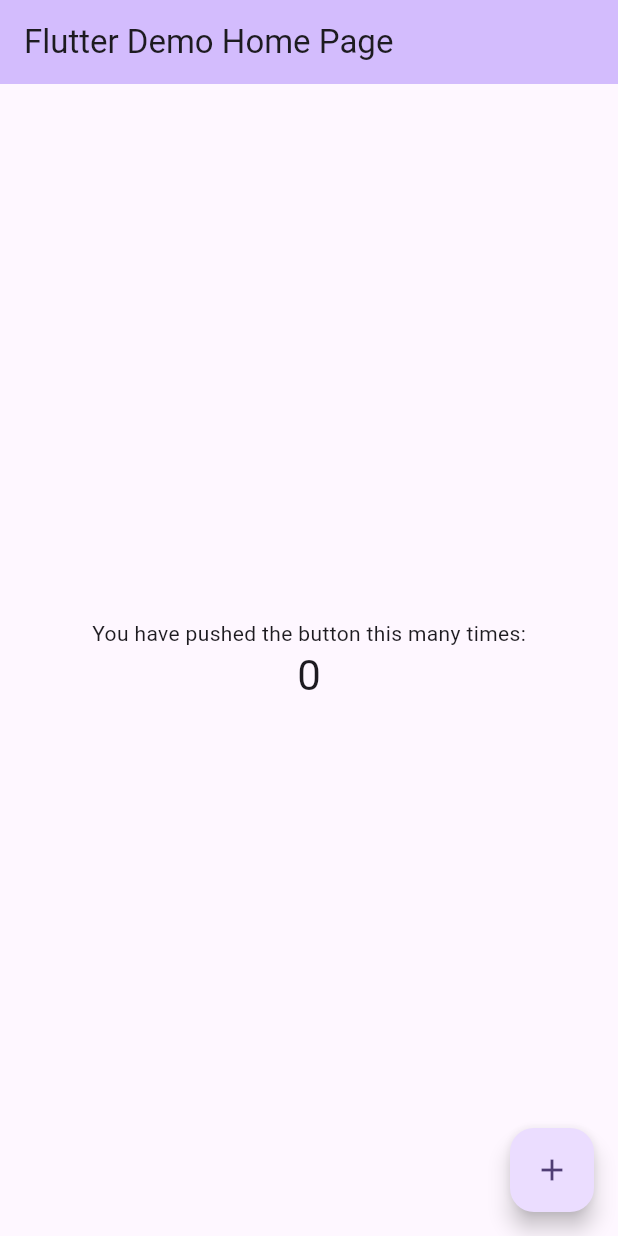
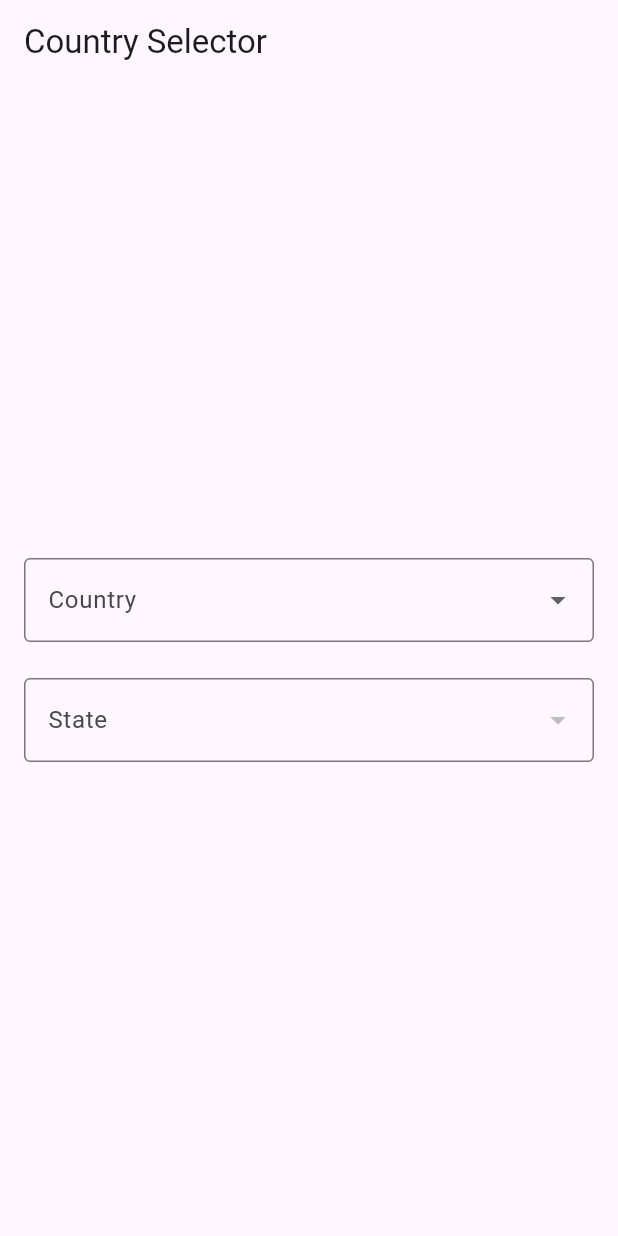
Before and after one commit to blizzy312/country_selector, a Flutter app: the screen it shows after launch, on a phone screen of 412 x 824 dp. Run offline on Flutter 3.47's test engine with Material 3 defaults, Android fonts, the phone set to English and light mode, and no system bars; our stand-ins replace equatable, flutter_bloc; generated files the repository leaves out were written again.

Commit message:
add core interface with test data

```diff
--- /dev/null
+++ b/lib/data/data_sources/country_data_source_test.dart
@@ -0,0 +1,46 @@
+import 'package:country_selector/data/data_sources/country_data_source.dart';
+import 'package:country_selector/models/country.dart';
+import 'package:country_selector/models/state.dart';
+
+class CountryDataSourceTest implements ICountryDataSource {
+  CountryDataSourceTest();
+
+  @override
+  Future<List<Country>> getCountries() async {
+    await Future.delayed(const Duration(seconds: 1));
+
+    return [
+      const Country(id: 1, value: 'United States'),
+      const Country(id: 2, value: 'Canada'),
+      const Country(id: 3, value: 'United Kingdom'),
+    ];
+  }
+
+  @override
+  Future<List<State>> getStatesByCountryId(int countryId) async {
+    await Future.delayed(const Duration(seconds: 1));
+
+    final Map<int, List<State>> statesData = {
+      1: [
+        const State(id: 1, value: 'California', countryId: 1),
+        const State(id: 2, value: 'Texas', countryId: 1),
+        const State(id: 3, value: 'New York', countryId: 1),
+        const State(id: 4, value: 'Florida', countryId: 1),
+      ],
+      2: [
+        const State(id: 5, value: 'Ontario', countryId: 2),
+        const State(id: 6, value: 'Quebec', countryId: 2),
+        const State(id: 7, value: 'British Columbia', countryId: 2),
+        const State(id: 8, value: 'Alberta', countryId: 2),
+      ],
+      3: [
+        const State(id: 9, value: 'England', countryId: 3),
+        const State(id: 10, value: 'Scotland', countryId: 3),
+        const State(id: 11, value: 'Wales', countryId: 3),
+        const State(id: 12, value: 'Northern Ireland', countryId: 3),
+      ],
+    };
+
+    return statesData[countryId] ?? [];
+  }
+}
--- a/lib/data/repositories/country_repository.dart
+++ b/lib/data/repositories/country_repository.dart
@@ -1,7 +1,7 @@
 import 'package:country_selector/models/country.dart';
 import 'package:country_selector/models/state.dart';
 
-abstract class CountryRepository {
+abstract class ICountryRepository {
   Future<List<Country>> getCountries();
   Future<List<State>> getStatesByCountryId(int countryId);
 }
--- /dev/null
+++ b/lib/data/repositories/country_repository_impl.dart
@@ -0,0 +1,20 @@
+import 'package:country_selector/data/data_sources/country_data_source.dart';
+import 'package:country_selector/data/repositories/country_repository.dart';
+import 'package:country_selector/models/country.dart';
+import 'package:country_selector/models/state.dart';
+
+class CountryRepositoryImpl implements ICountryRepository {
+  final ICountryDataSource dataSource;
+
+  CountryRepositoryImpl({required this.dataSource});
+
+  @override
+  Future<List<Country>> getCountries() {
+    return dataSource.getCountries();
+  }
+
+  @override
+  Future<List<State>> getStatesByCountryId(int countryId) {
+    return dataSource.getStatesByCountryId(countryId);
+  }
+}
--- a/lib/main.dart
+++ b/lib/main.dart
@@ -1,4 +1,9 @@
+import 'package:country_selector/data/data_sources/country_data_source_test.dart';
+import 'package:country_selector/data/repositories/country_repository.dart';
+import 'package:country_selector/data/repositories/country_repository_impl.dart';
+import 'package:country_selector/presentation/pages/country_selector_page.dart';
 import 'package:flutter/material.dart';
+import 'package:flutter_bloc/flutter_bloc.dart';
 
 void main() {
   runApp(const MyApp());
@@ -7,116 +12,11 @@ void main() {
 class MyApp extends StatelessWidget {
   const MyApp({super.key});
 
-  // This widget is the root of your application.
   @override
   Widget build(BuildContext context) {
-    return MaterialApp(
-      title: 'Flutter Demo',
-      theme: ThemeData(
-        // This is the theme of your application.
-        //
-        // TRY THIS: Try running your application with "flutter run". You'll see
-        // the application has a purple toolbar. Then, without quitting the app,
-        // try changing the seedColor in the colorScheme below to Colors.green
-        // and then invoke "hot reload" (save your changes or press the "hot
-        // reload" button in a Flutter-supported IDE, or press "r" if you used
-        // the command line to start the app).
-        //
-        // Notice that the counter didn't reset back to zero; the application
-        // state is not lost during the reload. To reset the state, use hot
-        // restart instead.
-        //
-        // This works for code too, not just values: Most code changes can be
-        // tested with just a hot reload.
-        colorScheme: ColorScheme.fromSeed(seedColor: Colors.deepPurple),
-      ),
-      home: const MyHomePage(title: 'Flutter Demo Home Page'),
+    return RepositoryProvider<ICountryRepository>(
+      create: (_) => CountryRepositoryImpl(dataSource: CountryDataSourceTest()),
+      child: MaterialApp(home: const CountrySelectorPage()),
     );
   }
 }
-
-class MyHomePage extends StatefulWidget {
-  const MyHomePage({super.key, required this.title});
-
-  // This widget is the home page of your application. It is stateful, meaning
-  // that it has a State object (defined below) that contains fields that affect
-  // how it looks.
-
-  // This class is the configuration for the state. It holds the values (in this
-  // case the title) provided by the parent (in this case the App widget) and
-  // used by the build method of the State. Fields in a Widget subclass are
-  // always marked "final".
-
-  final String title;
-
-  @override
-  State<MyHomePage> createState() => _MyHomePageState();
-}
-
-class _MyHomePageState extends State<MyHomePage> {
-  int _counter = 0;
-
-  void _incrementCounter() {
-    setState(() {
-      // This call to setState tells the Flutter framework that something has
-      // changed in this State, which causes it to rerun the build method below
-      // so that the display can reflect the updated values. If we changed
-      // _counter without calling setState(), then the build method would not be
-      // called again, and so nothing would appear to happen.
-      _counter++;
-    });
-  }
-
-  @override
-  Widget build(BuildContext context) {
-    // This method is rerun every time setState is called, for instance as done
-    // by the _incrementCounter method above.
-    //
-    // The Flutter framework has been optimized to make rerunning build methods
-    // fast, so that you can just rebuild anything that needs updating rather
-    // than having to individually change instances of widgets.
-    return Scaffold(
-      appBar: AppBar(
-        // TRY THIS: Try changing the color here to a specific color (to
-        // Colors.amber, perhaps?) and trigger a hot reload to see the AppBar
-        // change color while the other colors stay the same.
-        backgroundColor: Theme.of(context).colorScheme.inversePrimary,
-        // Here we take the value from the MyHomePage object that was created by
-        // the App.build method, and use it to set our appbar title.
-        title: Text(widget.title),
-      ),
-      body: Center(
-        // Center is a layout widget. It takes a single child and positions it
-        // in the middle of the parent.
-        child: Column(
-          // Column is also a layout widget. It takes a list of children and
-          // arranges them vertically. By default, it sizes itself to fit its
-          // children horizontally, and tries to be as tall as its parent.
-          //
-          // Column has various properties to control how it sizes itself and
-          // how it positions its children. Here we use mainAxisAlignment to
-          // center the children vertically; the main axis here is the vertical
-          // axis because Columns are vertical (the cross axis would be
-          // horizontal).
-          //
-          // TRY THIS: Invoke "debug painting" (choose the "Toggle Debug Paint"
-          // action in the IDE, or press "p" in the console), to see the
-          // wireframe for each widget.
-          mainAxisAlignment: MainAxisAlignment.center,
-          children: <Widget>[
-            const Text('You have pushed the button this many times:'),
-            Text(
-              '$_counter',
-              style: Theme.of(context).textTheme.headlineMedium,
-            ),
-          ],
-        ),
-      ),
-      floatingActionButton: FloatingActionButton(
-        onPressed: _incrementCounter,
-        tooltip: 'Increment',
-        child: const Icon(Icons.add),
-      ), // This trailing comma makes auto-formatting nicer for build methods.
-    );
-  }
-}
--- a/lib/presentation/bloc/country_cubit.dart
+++ b/lib/presentation/bloc/country_cubit.dart
@@ -5,7 +5,7 @@ import 'package:country_selector/models/state.dart';
 import 'package:country_selector/presentation/bloc/country_state.dart';
 
 class CountryCubit extends Cubit<CountrySelectorState> {
-  final CountryRepository repository;
+  final ICountryRepository repository;
 
   CountryCubit({required this.repository}) : super(const CountrySelectorState());
 
--- /dev/null
+++ b/lib/presentation/pages/components/country_dropdown.dart
@@ -0,0 +1,68 @@
+import 'package:flutter/material.dart';
+import 'package:flutter_bloc/flutter_bloc.dart';
+import 'package:country_selector/presentation/bloc/country_cubit.dart';
+import 'package:country_selector/presentation/bloc/country_state.dart';
+import 'package:country_selector/presentation/pages/components/loading_dropdown.dart';
+
+class CountryDropdown extends StatelessWidget {
+  const CountryDropdown({super.key});
+
+  @override
+  Widget build(BuildContext context) {
+    return BlocBuilder<CountryCubit, CountrySelectorState>(
+      buildWhen: (previous, current) =>
+          previous.countries != current.countries ||
+          previous.selectedCountry != current.selectedCountry ||
+          previous.isLoadingCountries != current.isLoadingCountries ||
+          previous.countriesError != current.countriesError,
+      builder: (context, state) {
+        if (state.isLoadingCountries) {
+          return const LoadingDropdown(labelText: 'Country');
+        }
+
+        if (state.hasCountriesError) {
+          return Row(
+            children: [
+              Expanded(
+                child: DropdownButtonFormField<String>(
+                  decoration: InputDecoration(
+                    labelText: 'Country',
+                    border: const OutlineInputBorder(),
+                    errorText: state.countriesError,
+                  ),
+                  items: const [],
+                  onChanged: null,
+                ),
+              ),
+              const SizedBox(width: 8),
+              IconButton(
+                onPressed: () => context.read<CountryCubit>().retryCountries(),
+                icon: const Icon(Icons.refresh),
+              ),
+            ],
+          );
+        }
+
+        return DropdownButtonFormField<int>(
+          decoration: const InputDecoration(
+            labelText: 'Country',
+            border: OutlineInputBorder(),
+          ),
+          value: state.selectedCountry?.id,
+          items: state.countries
+              .map((country) => DropdownMenuItem<int>(
+                    value: country.id,
+                    child: Text(country.value),
+                  ))
+              .toList(),
+          onChanged: (countryId) {
+            if (countryId != null) {
+              final country = state.countries.firstWhere((c) => c.id == countryId);
+              context.read<CountryCubit>().selectCountry(country);
+            }
+          },
+        );
+      },
+    );
+  }
+}
--- /dev/null
+++ b/lib/presentation/pages/components/state_dropdown.dart
@@ -0,0 +1,98 @@
+import 'package:country_selector/presentation/bloc/country_cubit.dart';
+import 'package:country_selector/presentation/bloc/country_state.dart';
+import 'package:country_selector/presentation/pages/components/loading_dropdown.dart';
+import 'package:flutter/material.dart';
+import 'package:flutter_bloc/flutter_bloc.dart';
+
+class StateDropdown extends StatelessWidget {
+  const StateDropdown({super.key});
+
+  @override
+  Widget build(BuildContext context) {
+    return BlocBuilder<CountryCubit, CountrySelectorState>(
+      buildWhen: (previous, current) =>
+          previous.states != current.states ||
+          previous.selectedState != current.selectedState ||
+          previous.selectedCountry != current.selectedCountry ||
+          previous.isLoadingStates != current.isLoadingStates ||
+          previous.statesError != current.statesError,
+      builder: (context, state) {
+        return Column(
+          crossAxisAlignment: CrossAxisAlignment.start,
+          children: [
+            if (!state.hasSelectedCountry) ...[
+              DropdownButtonFormField<String>(
+                decoration: InputDecoration(
+                  labelText: 'State',
+                  border: const OutlineInputBorder(),
+                ),
+                items: const [],
+                onChanged: null,
+              ),
+            ] else ...[
+              _buildEnabledStateDropdown(context, state),
+            ],
+          ],
+        );
+      },
+    );
+  }
+
+  Widget _buildEnabledStateDropdown(
+    BuildContext context,
+    CountrySelectorState state,
+  ) {
+    if (state.isLoadingStates) {
+      return const LoadingDropdown(labelText: 'State');
+    }
+
+    if (state.hasStatesError) {
+      return Row(
+        children: [
+          Expanded(
+            child: DropdownButtonFormField<String>(
+              decoration: InputDecoration(
+                labelText: 'State',
+                border: const OutlineInputBorder(),
+                errorText: state.statesError,
+              ),
+              items: const [],
+              onChanged: null,
+            ),
+          ),
+          const SizedBox(width: 8),
+          IconButton(
+            onPressed: () => context.read<CountryCubit>().retryStates(),
+            icon: const Icon(Icons.refresh),
+          ),
+        ],
+      );
+    }
+
+    return DropdownButtonFormField<int>(
+      decoration: const InputDecoration(
+        labelText: 'State',
+        border: OutlineInputBorder(),
+      ),
+      value: state.selectedState?.id,
+      items: state.states
+          .map(
+            (stateItem) => DropdownMenuItem<int>(
+              value: stateItem.id,
+              child: Text(stateItem.value),
+            ),
+          )
+          .toList(),
+      onChanged: state.canSelectStates
+          ? (stateId) {
+              if (stateId != null) {
+                final selectedState = state.states.firstWhere(
+                  (s) => s.id == stateId,
+                );
+                context.read<CountryCubit>().selectState(selectedState);
+              }
+            }
+          : null,
+    );
+  }
+}
--- /dev/null
+++ b/lib/presentation/pages/country_selector_page.dart
@@ -0,0 +1,44 @@
+import 'package:country_selector/data/repositories/country_repository.dart';
+import 'package:country_selector/presentation/bloc/country_cubit.dart';
+import 'package:country_selector/presentation/pages/components/country_dropdown.dart';
+import 'package:country_selector/presentation/pages/components/state_dropdown.dart';
+import 'package:flutter/material.dart';
+import 'package:flutter_bloc/flutter_bloc.dart';
+
+class CountrySelectorPage extends StatelessWidget {
+  const CountrySelectorPage({super.key});
+
+  @override
+  Widget build(BuildContext context) {
+    return BlocProvider(
+      create: (context) =>
+          CountryCubit(repository: context.read<ICountryRepository>())
+            ..loadCountries(),
+      child: const CountrySelectorView(),
+    );
+  }
+}
+
+class CountrySelectorView extends StatelessWidget {
+  const CountrySelectorView({super.key});
+
+  @override
+  Widget build(BuildContext context) {
+    return Scaffold(
+      appBar: AppBar(title: const Text('Country Selector')),
+      body: const Center(
+        child: Padding(
+          padding: EdgeInsets.all(16.0),
+          child: Column(
+            mainAxisAlignment: MainAxisAlignment.center,
+            children: [
+              CountryDropdown(),
+              SizedBox(height: 24),
+              StateDropdown(),
+            ],
+          ),
+        ),
+      ),
+    );
+  }
+}
--- a/pubspec.yaml
+++ b/pubspec.yaml
@@ -37,6 +37,7 @@ dependencies:
   json_annotation: ^4.9.0
   equatable: ^2.0.7
   flutter_bloc: ^9.1.1
+  provider: ^6.1.5+1
 
 dev_dependencies:
   flutter_test:
```
Also changed, not shown: lib/presentation/pages/components/loading_dropdown.dart (added, +34 -0 lines), lib/data/data_sources/country_data_source.dart (renamed from lib/data/datasources/country_data_source.dart), pubspec.lock.
